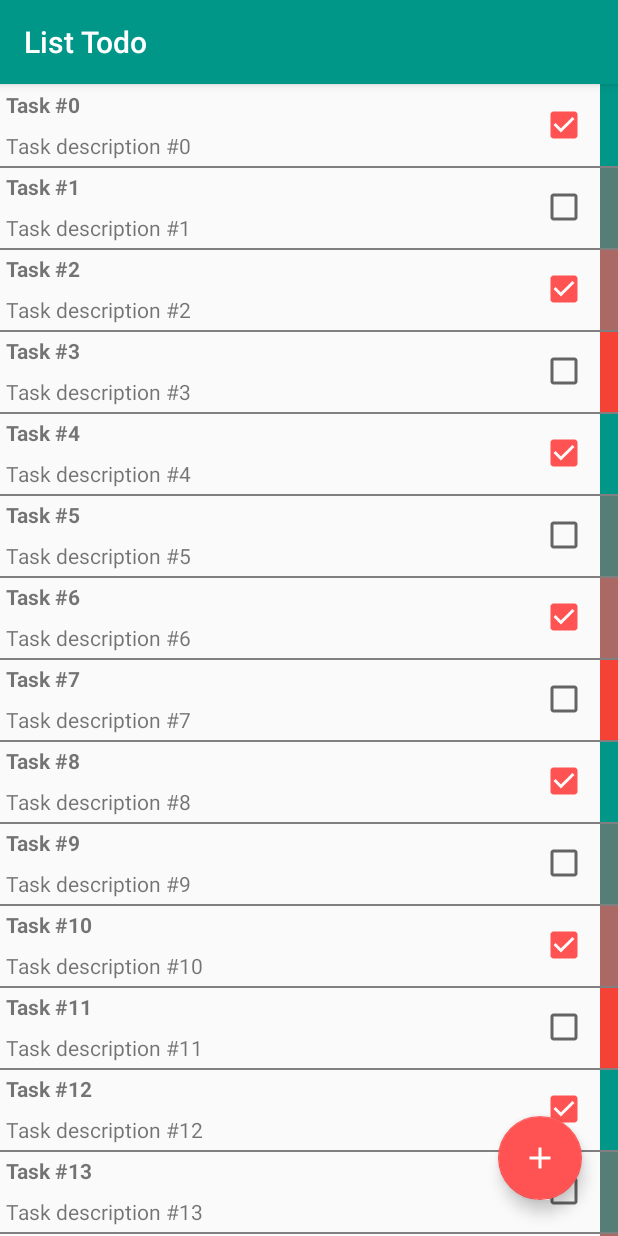
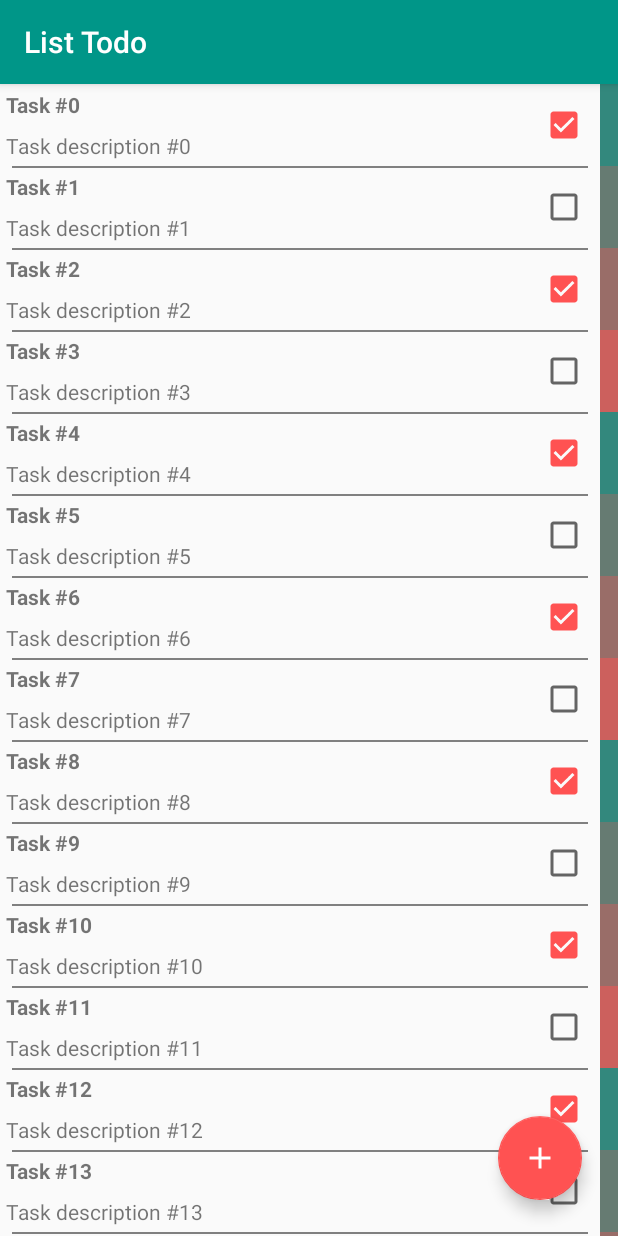
Before and after one commit to ebozkurt93/listtodo, an Android app: the screen it shows after launch (AllListActivity), on a phone screen of 412 x 824 dp. Run offline under Robolectric (Android 15) with nearby library versions, the phone set to English and light mode, and no system bars.

Commit message:
color and divider updates

```diff
--- a/app/src/main/res/drawable/line_divider.xml
+++ b/app/src/main/res/drawable/line_divider.xml
@@ -1,4 +1,8 @@
 <?xml version="1.0" encoding="utf-8"?>
+<inset
+    android:insetLeft="8dp"
+    android:insetRight="20dp"
+    xmlns:android="http://schemas.android.com/apk/res/android">
 <shape xmlns:android="http://schemas.android.com/apk/res/android"
        android:shape="rectangle">
     <size
@@ -6,3 +10,4 @@
         android:height="1dp" />
     <solid android:color="#808080" />
 </shape>
+</inset>
--- a/app/src/main/res/values/colors.xml
+++ b/app/src/main/res/values/colors.xml
@@ -7,12 +7,12 @@
     <color name="colorAccent">#FF5252</color>
     <color name="textColorPrimary">#212121</color>
 
-    <!-- http://meyerweb.com/eric/tools/color-blend/#009688:FF5252:2:hex
+    <!-- http://meyerweb.com/eric/tools/color-blend/#009688:FF5252:4:hex
     used colorPrimary and colorAccent from main theme -->
-    <color name="priority3">#f44336</color>
-    <color name="priority2">#aa6964</color>
-    <color name="priority1">#557f76</color>
-    <color name="priority0">#009688</color>
+    <color name="priority3">#CC605D</color>
+    <color name="priority2">#996D68</color>
+    <color name="priority1">#667B72</color>
+    <color name="priority0">#33887D</color>
 
 
 </resources>
```
